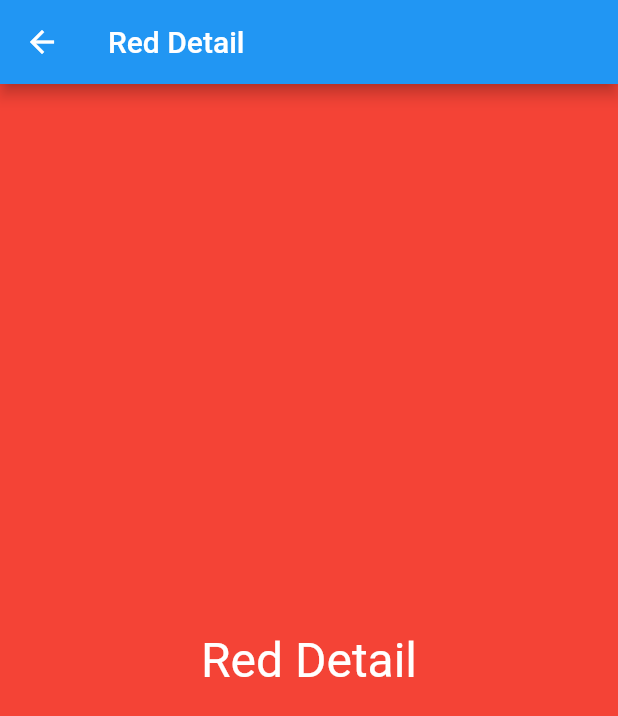
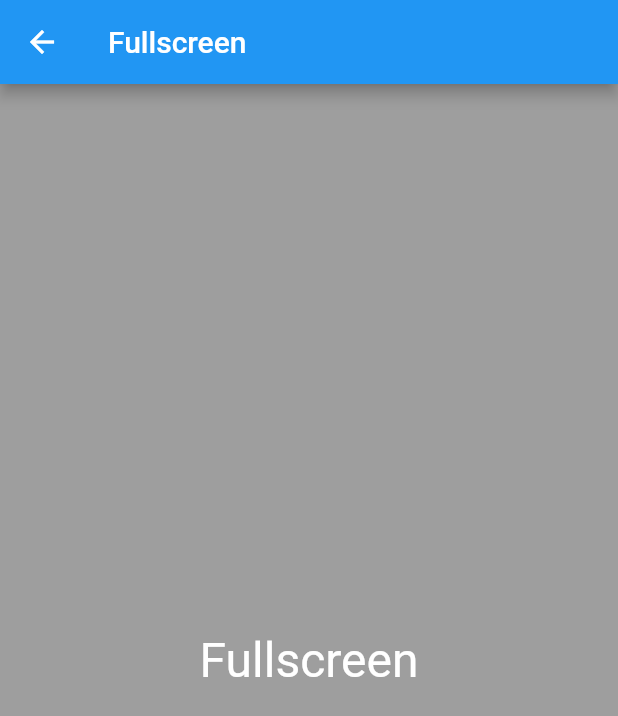
Before and after one commit to salan70/persistent_bottom_nav_bar_v2_sample, a Flutter app: the screen it shows after launch, after a tap on "FullScreen Page", on a phone screen of 412 x 824 dp. Shown: the top 716 px of the screen. Run offline on Flutter 3.47's test engine with Material 2 defaults, Android fonts, the phone set to English and light mode, and no system bars; our stand-ins replace persistent_bottom_nav_bar_v2.

Commit message:
fullscreen_pageとfullscreen_pageへの遷移を追加

```diff
--- a/lib/blue_page/blue_top_page.dart
+++ b/lib/blue_page/blue_top_page.dart
@@ -1,6 +1,7 @@
 import 'package:flutter/material.dart';
 import 'package:persistent_bottom_nav_bar_v2/persistent-tab-view.dart';
 import 'package:persistent_bottom_nav_bar_v2_s/blue_page/blue_detail_page.dart';
+import 'package:persistent_bottom_nav_bar_v2_s/fulscreen_page.dart';
 
 class BlueTopPage extends StatelessWidget {
   const BlueTopPage({Key? key}) : super(key: key);
@@ -53,7 +54,9 @@ class BlueTopPage extends StatelessWidget {
               onPressed: () {
                 pushNewScreen<dynamic>(
                   context,
-                  screen: const BlueDetailPage(),
+                  screen: const FullscreenPage(),
+                  withNavBar: false,
+                  pageTransitionAnimation: PageTransitionAnimation.slideUp,
                 );
               },
             ),
--- a/lib/fulscreen_page.dart
+++ b/lib/fulscreen_page.dart
@@ -0,0 +1,24 @@
+import 'package:flutter/material.dart';
+
+class FullscreenPage extends StatelessWidget {
+  const FullscreenPage({Key? key}) : super(key: key);
+
+  @override
+  Widget build(BuildContext context) {
+    return Scaffold(
+        appBar: AppBar(
+          title: const Text(
+            'Fullscreen',
+          ),
+        ),
+        body: Container(
+          height: double.infinity,
+          width: double.infinity,
+          color: Colors.grey,
+          child: const Center(
+            child: Text('Fullscreen',
+                style: TextStyle(fontSize: 32, color: Colors.white)),
+          ),
+        ));
+  }
+}
--- a/lib/red_page/red_top_page.dart
+++ b/lib/red_page/red_top_page.dart
@@ -1,5 +1,6 @@
 import 'package:flutter/material.dart';
 import 'package:persistent_bottom_nav_bar_v2/persistent-tab-view.dart';
+import 'package:persistent_bottom_nav_bar_v2_s/fulscreen_page.dart';
 import 'package:persistent_bottom_nav_bar_v2_s/red_page/red_detail_page.dart';
 
 class RedTopPage extends StatelessWidget {
@@ -53,7 +54,8 @@ class RedTopPage extends StatelessWidget {
               onPressed: () {
                 pushNewScreen<dynamic>(
                   context,
-                  screen: const RedDetailPage(),
+                  screen: const FullscreenPage(),
+                  withNavBar: false,
                 );
               },
             ),
```
Also changed, not shown: lib/green_page/green_top_page.dart (+0 -18 lines).
